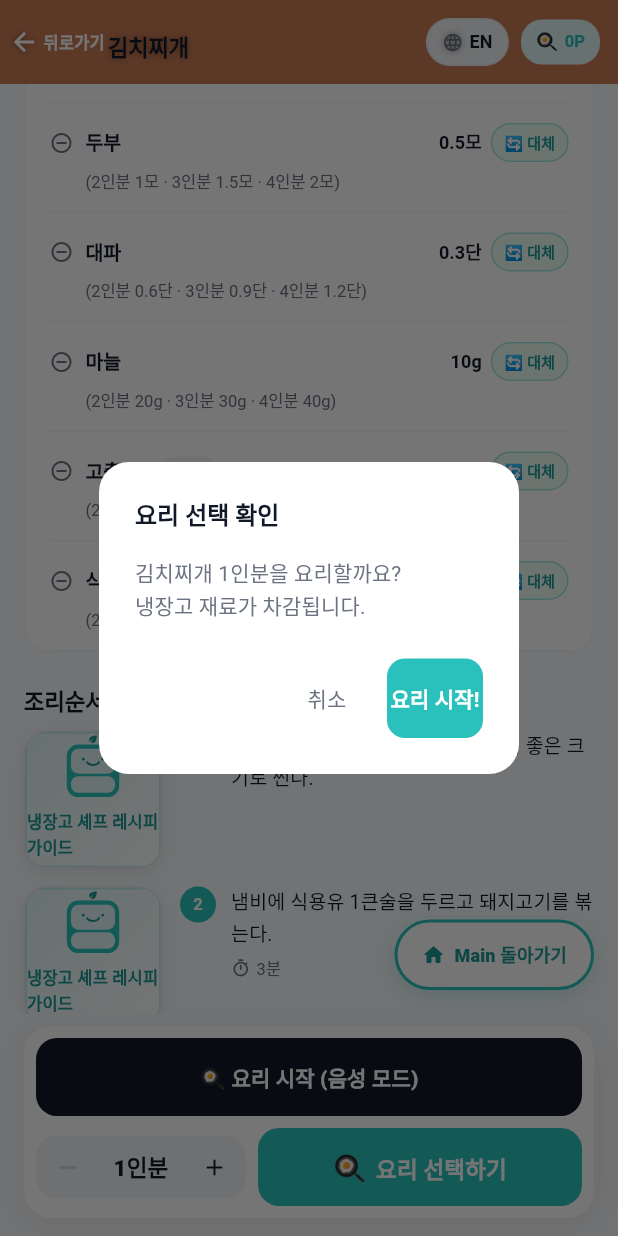
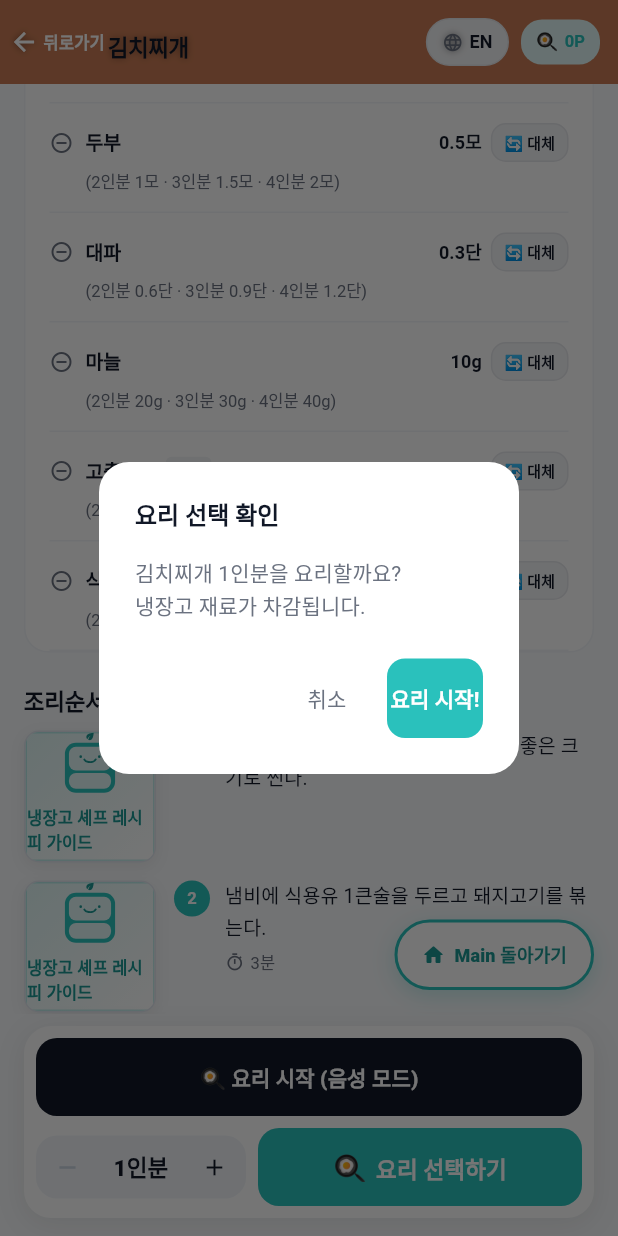
Before and after one commit to cha3098-art/fridge_chef_starter, a Flutter app: the RecipeDetailScreen screen opened directly with sample values from the repository, scrolled down 576 dp, after a tap on "요리 선택하기", on a phone screen of 412 x 824 dp. Run offline on Flutter 3.47's test engine with Material 3 defaults, Android fonts, the phone set to English and light mode, and no system bars; our stand-ins replace app_links, audioplayers, firebase_core, firebase_messaging, flutter_image_compress, flutter_local_notifications and 7 more; missing offline and left inert: google_mlkit_text_recognition; accounts and stored records are empty; network calls fail; Roboto replaces fonts that are missing (Pretendard).

Commit message:
Phase 1 monotone design pass: main dashboard, recommendation, recipe detail, K-Food
Decluttered the arbitrary pastel/gradient usage across the core
navigation flow into the existing white/slate token system
(AppColors.ink/inkSoft/paperDeep/line), keeping AppColors.green/carrot
reserved for actual CTAs (cook, buy, share) and nav-selected state,
and a single rose accent (#FFF1F2/#FECDD3/#BE123C) for
warning/urgency badges (missing ingredients, expiring soon).

- main_dashboard_screen.dart: unified the 3 rolling banners (was
  purple/red/blue gradients) to solid ink, settings-icon circle and
  K-Food point badge to monotone, ranking points text to ink
- recommendation_screen.dart: filter button/cuisine capsules/quick-
  recipe toggle now use the ink-selected/paperDeep-unselected pattern
  instead of green or carrot; fallback-notice banner and quick-recipe
  time badge to monotone; urgent-ingredient badge and missing-
  ingredient chip both now use the one rose accent; standardized chip
  radius to 10 (8 for the rose chip specifically)
- recipe_detail_screen.dart: step thumbnails 92->88dp / radius 16->10
  per the refined spec range; ingredient-swap chip to monotone;
  snackbar and selected-serving-tier accent to ink
- kfood_screen.dart: hero banner gradient to solid ink, point-badge
  text to ink, match-count text to inkSoft (matches the pattern
  already used on the same info in recommendation_screen's card)

Left deliberately unchanged (functional status color, not decorative
clutter, and consistent across all instances of each): fridge D-day
freshness colors, recipe match-quality badges (full/partial/low),
battle ticker status colors (explicitly deferred to phase 2 by user),
and main_bottom_nav.dart's selected-tab brand accent.

Co-Authored-By: Claude Sonnet 5 <noreply@anthropic.com>
Claude-Session: https://claude.ai/code/session_01Nw5jgkUTKsaqi7yMFr8PFb

```diff
--- a/lib/screens/recipe_detail_screen.dart
+++ b/lib/screens/recipe_detail_screen.dart
@@ -97,7 +97,7 @@ class _RecipeDetailScreenState extends State<RecipeDetailScreen> {
               ],
             ),
             behavior: SnackBarBehavior.floating,
-            backgroundColor: AppColors.green,
+            backgroundColor: AppColors.ink,
             shape:
                 RoundedRectangleBorder(borderRadius: BorderRadius.circular(12)),
             duration: const Duration(seconds: 3),
@@ -422,7 +422,7 @@ class _InfoChip extends StatelessWidget {
       padding: const EdgeInsets.symmetric(horizontal: 10, vertical: 6),
       decoration: BoxDecoration(
         color: const Color(0xFFF1F5F9), // Slate 100
-        borderRadius: BorderRadius.circular(16),
+        borderRadius: BorderRadius.circular(10),
       ),
       child: Text(
         label,
@@ -615,17 +615,16 @@ class _IngredientRow extends StatelessWidget {
                   padding:
                       const EdgeInsets.symmetric(horizontal: 8, vertical: 4),
                   decoration: BoxDecoration(
-                    color: const Color(0xFFECFDF5),
-                    borderRadius: BorderRadius.circular(999),
-                    border: Border.all(
-                        color: AppColors.green.withValues(alpha: 0.4)),
+                    color: AppColors.paperDeep,
+                    borderRadius: BorderRadius.circular(10),
+                    border: Border.all(color: AppColors.line),
                   ),
                   child: const Text(
                     '🔄 대체',
                     style: TextStyle(
                         fontSize: 10,
                         fontWeight: FontWeight.w800,
-                        color: AppColors.greenDeep),
+                        color: AppColors.ink),
                   ),
                 ),
               ),
@@ -666,7 +665,7 @@ class _ServingsBreakdown extends StatelessWidget {
             '${trTag('$tier인분')} ${ingredient.localizedQuantityLabelForServings(tier)}',
         style: TextStyle(
           fontSize: 11,
-          color: isSelected ? AppColors.green : AppColors.inkSoft,
+          color: isSelected ? AppColors.ink : AppColors.inkSoft,
           fontWeight: isSelected ? FontWeight.w700 : FontWeight.w400,
         ),
       ));
@@ -695,27 +694,27 @@ class _StepTile extends StatelessWidget {
         crossAxisAlignment: CrossAxisAlignment.start,
         children: [
           Container(
-            width: 92,
-            height: 92,
+            width: 88,
+            height: 88,
             decoration: BoxDecoration(
-              borderRadius: BorderRadius.circular(16),
+              borderRadius: BorderRadius.circular(10),
               border: Border.all(color: const Color(0xFFE2E8F0)),
               boxShadow: [
                 BoxShadow(
-                  color: Colors.black.withValues(alpha: 0.08),
+                  color: Colors.black.withValues(alpha: 0.06),
                   blurRadius: 8,
                   offset: const Offset(0, 3),
                 ),
               ],
             ),
             child: ClipRRect(
-              borderRadius: BorderRadius.circular(15),
+              borderRadius: BorderRadius.circular(9),
               child: StepVisual(
                 imageAsset: step.imageAsset,
                 recipePhotoUrl: recipePhotoUrl,
                 stepDescription: step.description,
-                width: 92,
-                height: 92,
+                width: 88,
+                height: 88,
                 borderRadius: BorderRadius.zero,
               ),
             ),
```
Also changed, not shown: lib/screens/kfood_screen.dart (+5 -9 lines), lib/screens/main_dashboard_screen.dart (+12 -12 lines), lib/screens/recommendation_screen.dart (+29 -26 lines).
